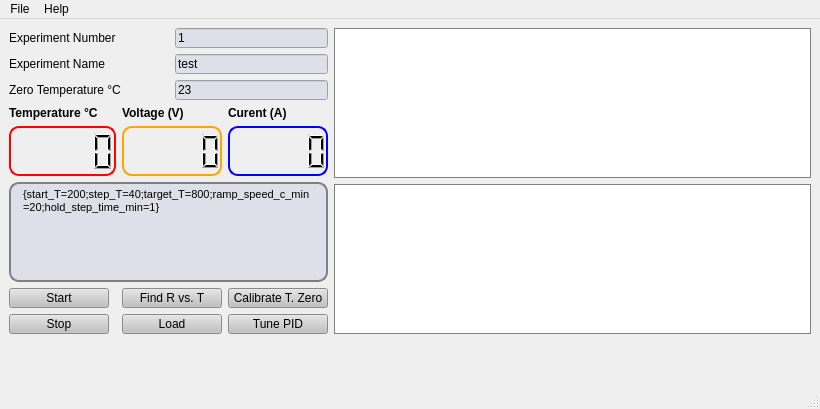
Before: the Qt Designer form files/TDS.ui in mehrpad/TDS_data_acquisition, drawn with Qt 5.
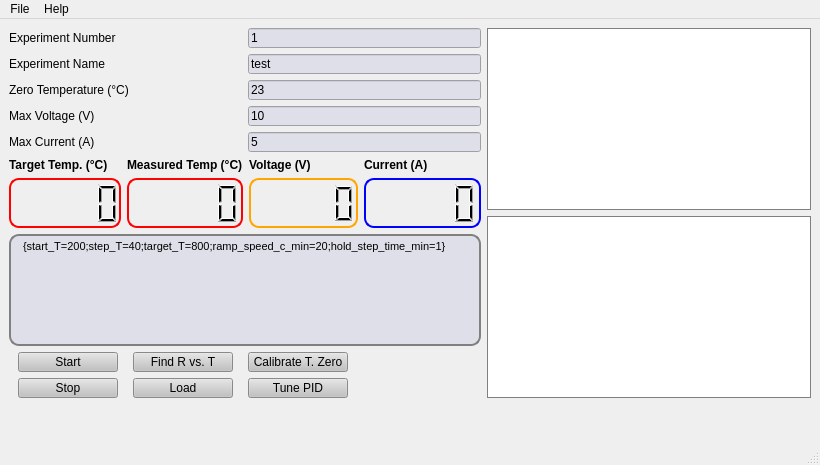
After: the same form once the commit is applied.

Commit message: added target temp

The edit to the form file:
```diff
--- a/files/TDS.ui
+++ b/files/TDS.ui
@@ -7,17 +7,17 @@
     <x>0</x>
     <y>0</y>
     <width>820</width>
-    <height>409</height>
+    <height>465</height>
    </rect>
   </property>
   <property name="windowTitle">
    <string>MainWindow</string>
   </property>
   <widget class="QWidget" name="centralwidget">
-   <layout class="QGridLayout" name="gridLayout_3">
+   <layout class="QGridLayout" name="gridLayout_6">
     <item row="0" column="0">
-     <layout class="QGridLayout" name="gridLayout_2">
-      <item row="0" column="0" rowspan="2">
+     <layout class="QGridLayout" name="gridLayout_5">
+      <item row="0" column="0">
        <layout class="QGridLayout" name="gridLayout">
         <item row="0" column="0">
          <widget class="QLabel" name="label_183">
@@ -32,7 +32,7 @@
           </property>
          </widget>
         </item>
-        <item row="0" column="2" colspan="2">
+        <item row="0" column="1">
          <widget class="QLineEdit" name="ex_number">
           <property name="sizePolicy">
            <sizepolicy hsizetype="Minimum" vsizetype="Minimum">
@@ -70,7 +70,7 @@
           </property>
          </widget>
         </item>
-        <item row="1" column="2" colspan="2">
+        <item row="1" column="1">
          <widget class="QLineEdit" name="ex_name">
           <property name="sizePolicy">
            <sizepolicy hsizetype="Minimum" vsizetype="Minimum">
@@ -101,7 +101,7 @@
           </property>
          </widget>
         </item>
-        <item row="2" column="0" colspan="2">
+        <item row="2" column="0">
          <widget class="QLabel" name="label_176">
           <property name="sizePolicy">
            <sizepolicy hsizetype="Minimum" vsizetype="Minimum">
@@ -110,11 +110,11 @@
            </sizepolicy>
           </property>
           <property name="text">
-           <string>Zero Temperature °C</string>
+           <string>Zero Temperature (°C)</string>
           </property>
          </widget>
         </item>
-        <item row="2" column="2" colspan="2">
+        <item row="2" column="1">
          <widget class="QLineEdit" name="calib_temperature">
           <property name="sizePolicy">
            <sizepolicy hsizetype="Minimum" vsizetype="Minimum">
@@ -140,6 +140,146 @@
          </widget>
         </item>
         <item row="3" column="0">
+         <widget class="QLabel" name="label_177">
+          <property name="sizePolicy">
+           <sizepolicy hsizetype="Minimum" vsizetype="Minimum">
+            <horstretch>0</horstretch>
+            <verstretch>0</verstretch>
+           </sizepolicy>
+          </property>
+          <property name="text">
+           <string>Max Voltage (V)</string>
+          </property>
+         </widget>
+        </item>
+        <item row="3" column="1">
+         <widget class="QLineEdit" name="max_voltage">
+          <property name="sizePolicy">
+           <sizepolicy hsizetype="Minimum" vsizetype="Minimum">
+            <horstretch>0</horstretch>
+            <verstretch>0</verstretch>
+           </sizepolicy>
+          </property>
+          <property name="minimumSize">
+           <size>
+            <width>100</width>
+            <height>20</height>
+           </size>
+          </property>
+          <property name="styleSheet">
+           <string notr="true">QLineEdit{
+                                                background: rgb(223,223,233)
+                                                }
+                                            </string>
+          </property>
+          <property name="text">
+           <string>10</string>
+          </property>
+         </widget>
+        </item>
+        <item row="4" column="0">
+         <widget class="QLabel" name="label_178">
+          <property name="sizePolicy">
+           <sizepolicy hsizetype="Minimum" vsizetype="Minimum">
+            <horstretch>0</horstretch>
+            <verstretch>0</verstretch>
+           </sizepolicy>
+          </property>
+          <property name="text">
+           <string>Max Current (A)</string>
+          </property>
+         </widget>
+        </item>
+        <item row="4" column="1">
+         <widget class="QLineEdit" name="max_current">
+          <property name="sizePolicy">
+           <sizepolicy hsizetype="Minimum" vsizetype="Minimum">
+            <horstretch>0</horstretch>
+            <verstretch>0</verstretch>
+           </sizepolicy>
+          </property>
+          <property name="minimumSize">
+           <size>
+            <width>100</width>
+            <height>20</height>
+           </size>
+          </property>
+          <property name="styleSheet">
+           <string notr="true">QLineEdit{
+                                                background: rgb(223,223,233)
+                                                }
+                                            </string>
+          </property>
+          <property name="text">
+           <string>5</string>
+          </property>
+         </widget>
+        </item>
+       </layout>
+      </item>
+      <item row="0" column="1" rowspan="2">
+       <layout class="QGridLayout" name="gridLayout_4">
+        <item row="0" column="0">
+         <widget class="QGraphicsView" name="temperature_vis">
+          <property name="sizePolicy">
+           <sizepolicy hsizetype="Expanding" vsizetype="Expanding">
+            <horstretch>1</horstretch>
+            <verstretch>1</verstretch>
+           </sizepolicy>
+          </property>
+          <property name="minimumSize">
+           <size>
+            <width>150</width>
+            <height>150</height>
+           </size>
+          </property>
+          <property name="styleSheet">
+           <string notr="true">QWidget{
+                                            border: 0.5px solid gray;
+                                            }
+                                        </string>
+          </property>
+         </widget>
+        </item>
+        <item row="1" column="0">
+         <widget class="QGraphicsView" name="h_flux_vis">
+          <property name="sizePolicy">
+           <sizepolicy hsizetype="Expanding" vsizetype="Expanding">
+            <horstretch>1</horstretch>
+            <verstretch>1</verstretch>
+           </sizepolicy>
+          </property>
+          <property name="minimumSize">
+           <size>
+            <width>150</width>
+            <height>150</height>
+           </size>
+          </property>
+          <property name="styleSheet">
+           <string notr="true">QWidget{
+                                            border: 0.5px solid gray;
+                                            }
+                                        </string>
+          </property>
+         </widget>
+        </item>
+       </layout>
+      </item>
+      <item row="1" column="0">
+       <layout class="QGridLayout" name="gridLayout_3">
+        <item row="0" column="0">
+         <widget class="QLabel" name="label_4">
+          <property name="font">
+           <font>
+            <bold>true</bold>
+           </font>
+          </property>
+          <property name="text">
+           <string>Target Temp. (°C)    </string>
+          </property>
+         </widget>
+        </item>
+        <item row="0" column="1">
          <widget class="QLabel" name="label_1">
           <property name="font">
            <font>
@@ -147,11 +287,11 @@
            </font>
           </property>
           <property name="text">
-           <string>Temperature °C</string>
+           <string>Measured Temp (°C)</string>
           </property>
          </widget>
         </item>
-        <item row="3" column="1" colspan="2">
+        <item row="0" column="2">
          <widget class="QLabel" name="label_2">
           <property name="font">
            <font>
@@ -159,11 +299,11 @@
            </font>
           </property>
           <property name="text">
-           <string>Voltage (V)</string>
+           <string>Voltage (V)              </string>
           </property>
          </widget>
         </item>
-        <item row="3" column="3">
+        <item row="0" column="3">
          <widget class="QLabel" name="label_3">
           <property name="font">
            <font>
@@ -171,12 +311,12 @@
            </font>
           </property>
           <property name="text">
-           <string>Curent (A)</string>
+           <string>Current (A)                </string>
           </property>
          </widget>
         </item>
-        <item row="4" column="0">
-         <widget class="QLCDNumber" name="temperature_lcd">
+        <item row="1" column="0">
+         <widget class="QLCDNumber" name="temperature_target_lcd">
           <property name="sizePolicy">
            <sizepolicy hsizetype="Preferred" vsizetype="Preferred">
             <horstretch>0</horstretch>
@@ -204,7 +344,36 @@
           </property>
          </widget>
         </item>
-        <item row="4" column="1" colspan="2">
+        <item row="1" column="1">
+         <widget class="QLCDNumber" name="temperature_lcd_2">
+          <property name="sizePolicy">
+           <sizepolicy hsizetype="Preferred" vsizetype="Preferred">
+            <horstretch>0</horstretch>
+            <verstretch>0</verstretch>
+           </sizepolicy>
+          </property>
+          <property name="minimumSize">
+           <size>
+            <width>100</width>
+            <height>50</height>
+           </size>
+          </property>
+          <property name="font">
+           <font>
+            <pointsize>8</pointsize>
+           </font>
+          </property>
+          <property name="styleSheet">
+           <string notr="true">QLCDNumber{
+                                            border: 2px solid red;
+                                                            border-radius: 10px;
+                                                            padding: 0 8px;
+                                                            }
+                                                        </string>
+          </property>
+         </widget>
+        </item>
+        <item row="1" column="2">
          <widget class="QLCDNumber" name="voltage_lcd">
           <property name="sizePolicy">
            <sizepolicy hsizetype="Preferred" vsizetype="Preferred">
@@ -228,7 +397,7 @@
           </property>
          </widget>
         </item>
-        <item row="4" column="3">
+        <item row="1" column="3">
          <widget class="QLCDNumber" name="current_lcd">
           <property name="sizePolicy">
            <sizepolicy hsizetype="Preferred" vsizetype="Preferred">
@@ -252,7 +421,7 @@
           </property>
          </widget>
         </item>
-        <item row="5" column="0" colspan="4">
+        <item row="2" column="0" colspan="4">
          <widget class="QTextEdit" name="parameters_text">
           <property name="sizePolicy">
            <sizepolicy hsizetype="Preferred" vsizetype="Preferred">
@@ -279,7 +448,9 @@
           </property>
          </widget>
         </item>
-        <item row="6" column="0">
+        <item row="3" column="0" colspan="3">
+         <layout class="QGridLayout" name="gridLayout_2">
+          <item row="0" column="0">
          <widget class="QPushButton" name="start_botton">
           <property name="minimumSize">
            <size>
@@ -301,7 +472,7 @@
           </property>
          </widget>
         </item>
-        <item row="6" column="1" colspan="2">
+          <item row="0" column="1">
          <widget class="QPushButton" name="find_csv_botton">
           <property name="minimumSize">
            <size>
@@ -324,7 +495,7 @@
           </property>
          </widget>
         </item>
-        <item row="6" column="3">
+          <item row="0" column="2">
          <widget class="QPushButton" name="calibrate_botton_base_t">
           <property name="minimumSize">
            <size>
@@ -346,7 +517,7 @@
           </property>
          </widget>
         </item>
-        <item row="7" column="0">
+          <item row="1" column="0">
          <widget class="QPushButton" name="stop_botton">
           <property name="minimumSize">
            <size>
@@ -368,7 +539,7 @@
           </property>
          </widget>
         </item>
-        <item row="7" column="1" colspan="2">
+          <item row="1" column="1">
          <widget class="QPushButton" name="load_csv_botton">
           <property name="minimumSize">
            <size>
@@ -390,7 +561,7 @@
           </property>
          </widget>
         </item>
-        <item row="7" column="3">
+          <item row="1" column="2">
          <widget class="QPushButton" name="calibrate_botton_pid">
           <property name="minimumSize">
            <size>
@@ -414,49 +585,7 @@
         </item>
        </layout>
       </item>
-      <item row="0" column="1">
-       <widget class="QGraphicsView" name="temperature_vis">
-        <property name="sizePolicy">
-         <sizepolicy hsizetype="Expanding" vsizetype="Expanding">
-          <horstretch>1</horstretch>
-          <verstretch>1</verstretch>
-         </sizepolicy>
-        </property>
-        <property name="minimumSize">
-         <size>
-          <width>150</width>
-          <height>150</height>
-         </size>
-        </property>
-        <property name="styleSheet">
-         <string notr="true">QWidget{
-                                            border: 0.5px solid gray;
-                                            }
-                                        </string>
-        </property>
-       </widget>
-      </item>
-      <item row="1" column="1">
-       <widget class="QGraphicsView" name="h_flux_vis">
-        <property name="sizePolicy">
-         <sizepolicy hsizetype="Expanding" vsizetype="Expanding">
-          <horstretch>1</horstretch>
-          <verstretch>1</verstretch>
-         </sizepolicy>
-        </property>
-        <property name="minimumSize">
-         <size>
-          <width>150</width>
-          <height>150</height>
-         </size>
-        </property>
-        <property name="styleSheet">
-         <string notr="true">QWidget{
-                                            border: 0.5px solid gray;
-                                            }
-                                        </string>
-        </property>
-       </widget>
+       </layout>
       </item>
       <item row="2" column="0" colspan="2">
        <widget class="QLabel" name="Error">
```
Left out of the diff: 2 changed lines with no effect on the pictures. Lines whose indentation alone changed are shown as unchanged. The commit also changes 3 other files.
